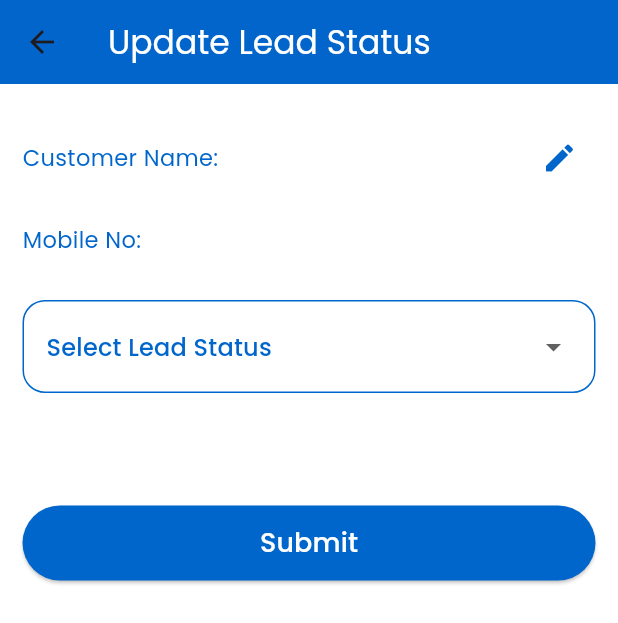
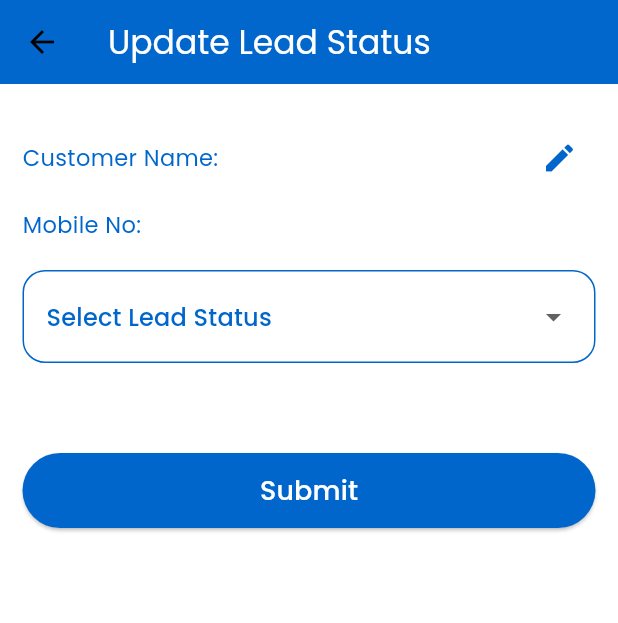
Before and after one commit to credlawn/app, a Flutter app: the LeadStatusUpdateScreen screen opened directly with empty values, on a phone screen of 412 x 824 dp. Shown: the top 623 px of the screen. Run offline on Flutter 3.47's test engine with Material 3 defaults, Android fonts, the phone set to English and light mode, and no system bars; our stand-ins replace cached_network_image, flutter_spinkit, google_fonts, package_info_plus, shared_preferences; missing offline and left inert: call_log, flutter_phone_direct_caller; accounts and stored records are empty; network calls fail.

Commit message:
Lead Status Update Changed

```diff
--- a/lib/main.dart
+++ b/lib/main.dart
@@ -28,6 +28,12 @@ class MyApp extends StatelessWidget {
       theme: ThemeData(
         primarySwatch: Colors.blue,
         scaffoldBackgroundColor: Colors.white,
+        colorScheme: ColorScheme.light(
+          primary: Colors.blue,
+          secondary: Colors.blueAccent,
+        ),
+        dialogBackgroundColor: Colors.white,
+        buttonTheme: ButtonThemeData(textTheme: ButtonTextTheme.primary),
       ),
       home: FutureBuilder<User?>(
         future: _checkSession(context),
--- a/lib/screens/lead_status_update_screen.dart
+++ b/lib/screens/lead_status_update_screen.dart
@@ -152,7 +152,6 @@ class _LeadStatusUpdateScreenState extends State<LeadStatusUpdateScreen> {
                       ],
                     ),
                   ),
-                  SizedBox(height: 10),
 
                   // Display Mobile Number (Non-editable)
                   Row(
@@ -165,7 +164,7 @@ class _LeadStatusUpdateScreenState extends State<LeadStatusUpdateScreen> {
                       ),
                     ],
                   ),
-                  SizedBox(height: 30),
+                  SizedBox(height: 20),
 
                   // Dropdown for Lead Status
                   _buildDropdown(
@@ -186,7 +185,7 @@ class _LeadStatusUpdateScreenState extends State<LeadStatusUpdateScreen> {
                       });
                     },
                   ),
-                  SizedBox(height: 15),
+                  SizedBox(height: 10),
 
                   // Conditional rendering of other dropdowns based on Lead Status selection
                   if (selectedLeadStatus == 'Login Done')
@@ -205,7 +204,7 @@ class _LeadStatusUpdateScreenState extends State<LeadStatusUpdateScreen> {
                         });
                       },
                     ),
-                  SizedBox(height: 15),
+                  SizedBox(height: 10),
 
                   // Show KYC Status dropdown if IP Approved is selected
                   if (selectedIpStatus == 'IP Approved')
@@ -245,14 +244,13 @@ class _LeadStatusUpdateScreenState extends State<LeadStatusUpdateScreen> {
                         });
                       },
                     ),
-
-                  SizedBox(height: 15),
+                  SizedBox(height: 10),
                   if (selectedIpStatus == 'IP Approved' && selectedKycStatus != null)
                     ReferenceNoField(controller: widget._referenceNoController, enable: true),
 
                   if (selectedLeadStatus == 'Follow-up')
                     Padding(
-                      padding: const EdgeInsets.only(bottom: 15),
+                      padding: const EdgeInsets.only(bottom: 10),
                       child: GestureDetector(
                         onTap: () => _selectFollowUpDate(context),
                         child: Container(
--- a/pubspec.yaml
+++ b/pubspec.yaml
@@ -16,7 +16,7 @@ publish_to: 'none' # Remove this line if you wish to publish to pub.dev
 # https://developer.apple.com/library/archive/documentation/General/Reference/InfoPlistKeyReference/Articles/CoreFoundationKeys.html
 # In Windows, build-name is used as the major, minor, and patch parts
 # of the product and file versions while build-number is used as the build suffix.
-version: 1.3.0+1
+version: 1.2.0+1
 
 environment:
   sdk: '>=3.0.5 <4.0.0'
```
Also changed, not shown: pubspec.lock.
